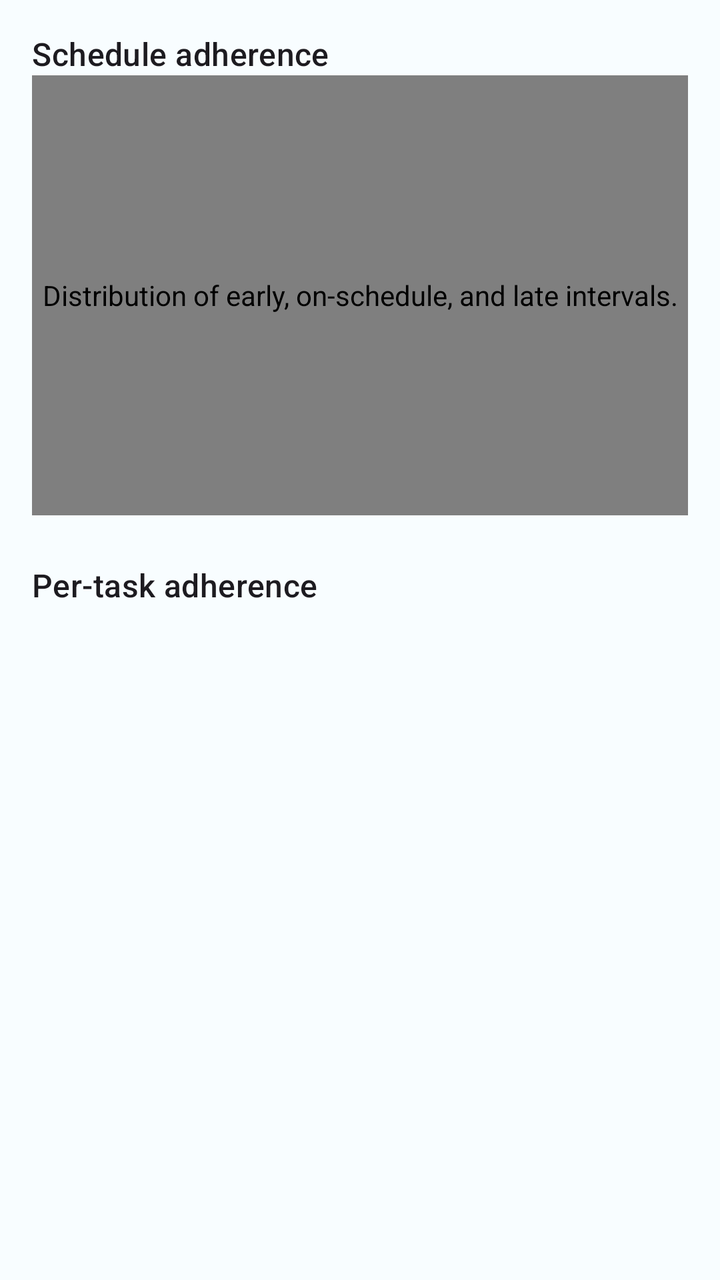
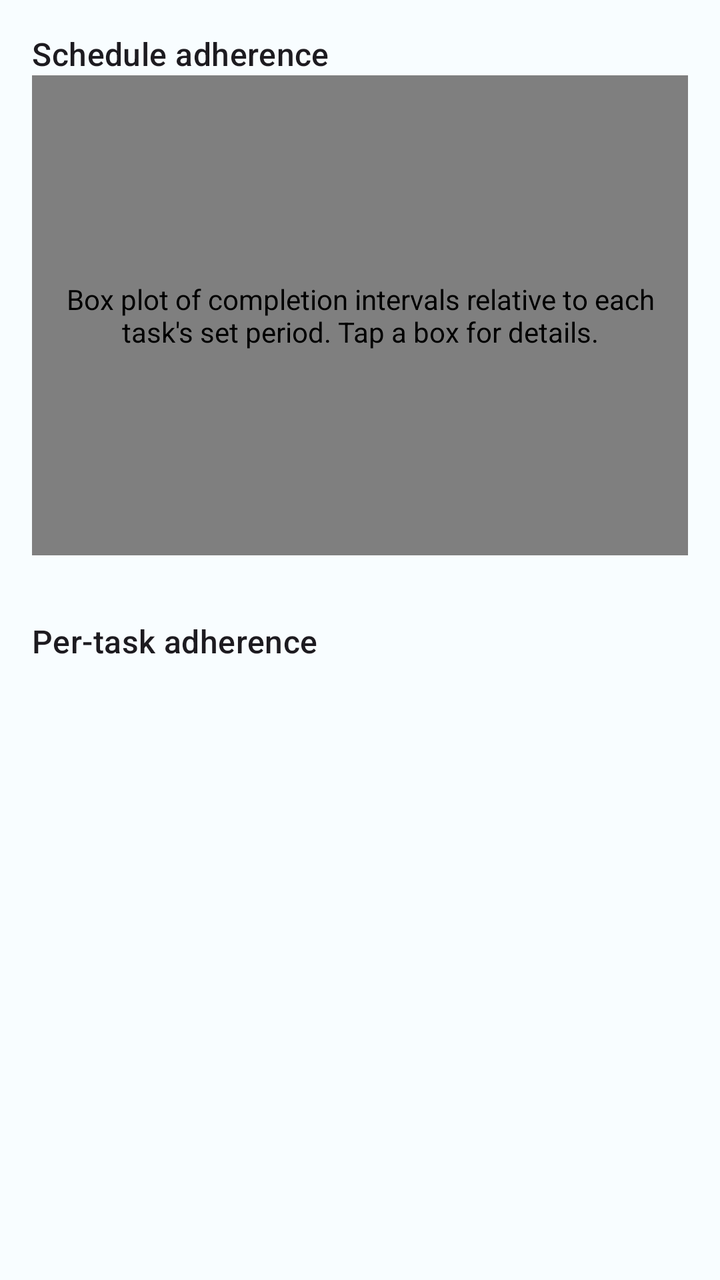

Compare the two renders of this Android layout. The source of the first and the diff that turns it into the second are given below.
<!-- AndroidManifest.xml: application theme Theme.Periodic -->
<!-- res/layout/fragment_analytics_adherence.xml -->
<?xml version="1.0" encoding="utf-8"?>
<androidx.core.widget.NestedScrollView xmlns:android="http://schemas.android.com/apk/res/android"
    xmlns:app="http://schemas.android.com/apk/res-auto"
    android:layout_width="match_parent"
    android:layout_height="match_parent"
    android:clipToPadding="false"
    android:fillViewport="true"
    android:padding="16dp">

    <LinearLayout
        android:layout_width="match_parent"
        android:layout_height="wrap_content"
        android:orientation="vertical">

        <TextView
            android:id="@+id/adherence_summary_title"
            style="@style/TextAppearance.Material3.TitleMedium"
            android:layout_width="wrap_content"
            android:layout_height="wrap_content"
            android:text="@string/analytics_adherence_distribution" />

        <com.patrykandpatrick.vico.views.cartesian.CartesianChartView
            android:id="@+id/adherence_summary_chart"
            android:layout_width="match_parent"
            android:layout_height="220dp"
            android:contentDescription="@string/analytics_adherence_chart_description"
            app:chartStyle="@style/AnalyticsColumnChartFit" />

        <TextView
            android:id="@+id/adherence_list_title"
            style="@style/TextAppearance.Material3.TitleMedium"
            android:layout_width="wrap_content"
            android:layout_height="wrap_content"
            android:layout_marginTop="24dp"
            android:text="@string/analytics_adherence_by_task" />

        <LinearLayout
            android:id="@+id/adherence_list"
            android:layout_width="match_parent"
            android:layout_height="wrap_content"
            android:orientation="vertical" />

        <TextView
            android:id="@+id/adherence_empty"
            style="@style/TextAppearance.Material3.BodyMedium"
            android:layout_width="match_parent"
            android:layout_height="wrap_content"
            android:layout_marginTop="8dp"
            android:text="@string/analytics_adherence_empty"
            android:textColor="?attr/colorOnSurfaceVariant"
            android:visibility="gone" />
    </LinearLayout>
</androidx.core.widget.NestedScrollView>
<!-- resources referenced by this layout -->
<resources>
  <string name="analytics_adherence_by_task">Per-task adherence</string>
  <string name="analytics_adherence_chart_description">Distribution of early, on-schedule, and late intervals.</string>
  <string name="analytics_adherence_distribution">Schedule adherence</string>
  <string name="analytics_adherence_empty">No tasks with enough completion history to calculate adherence.</string>
  <style name="AnalyticsColumnChartFit" parent="AnalyticsColumnChart">
          <item name="scrollEnabled">false</item>
          <item name="zoomEnabled">false</item>
          <item name="columnLayerStyle">@style/AnalyticsColumnLayerFit</item>
      </style>
  <style name="AnalyticsColumnChart">
          <item name="layers">column</item>
          <item name="showStartAxis">true</item>
          <item name="showBottomAxis">true</item>
          <item name="columnLayerStyle">@style/AnalyticsColumnLayer</item>
      </style>
  <style name="AnalyticsColumnLayerFit">
          <item name="column1Style">@style/AnalyticsAdherenceColumn</item>
          <item name="columnCollectionSpacing">8dp</item>
      </style>
  <color name="md_theme_light_primary">#22606F</color>
  <color name="md_theme_light_onPrimary">#FFFFFF</color>
  <color name="md_theme_light_primaryContainer">#BCE9F7</color>
  <color name="md_theme_light_onPrimaryContainer">#001F26</color>
  <color name="md_theme_light_secondary">#4D6269</color>
  <color name="md_theme_light_onSecondary">#FFFFFF</color>
  <color name="md_theme_light_secondaryContainer">#D0E7F0</color>
  <color name="md_theme_light_onSecondaryContainer">#081E24</color>
  <color name="md_theme_light_tertiary">#5D5C7E</color>
  <color name="md_theme_light_onTertiary">#FFFFFF</color>
  <color name="md_theme_light_tertiaryContainer">#E3DFF9</color>
  <color name="md_theme_light_onTertiaryContainer">#1A1937</color>
  <color name="md_theme_light_error">#BA1A1A</color>
  <color name="md_theme_light_onError">#FFFFFF</color>
  <color name="md_theme_light_errorContainer">#FFDAD6</color>
  <color name="md_theme_light_onErrorContainer">#410002</color>
  <color name="md_theme_light_background">#F8FDFF</color>
  <color name="md_theme_light_onBackground">#001F26</color>
  <color name="md_theme_light_surface">#F8FDFF</color>
  <color name="md_theme_light_onSurface">#001F26</color>
  <color name="md_theme_light_surfaceVariant">#DBE4E7</color>
  <color name="md_theme_light_onSurfaceVariant">#40484B</color>
  <color name="md_theme_light_outline">#70787C</color>
  <color name="md_theme_light_outlineVariant">#BFC8CB</color>
  <color name="md_theme_light_inverseSurface">#00363F</color>
  <color name="md_theme_light_inverseOnSurface">#E3F4FB</color>
  <color name="md_theme_light_inversePrimary">#86D1E3</color>
  <style name="ThemeOverlay.Periodic.AlertDialog" parent="ThemeOverlay.Material3.MaterialAlertDialog">
          <item name="android:background">?attr/colorSurface</item>
  
          <item name="colorSurfaceContainerHigh">?attr/colorSurface</item>
  
          <item name="buttonBarPositiveButtonStyle">@style/Widget.Material3.Button.TextButton.Dialog</item>
          <item name="buttonBarNegativeButtonStyle">@style/Widget.Material3.Button.TextButton.Dialog</item>
          <item name="buttonBarNeutralButtonStyle">@style/Widget.Material3.Button.TextButton.Dialog</item>
      </style>
  <style name="AnalyticsColumnLayer">
          <item name="column1Style">@style/AnalyticsAdherenceColumn</item>
          <item name="columnCollectionSpacing">20dp</item>
      </style>
  <style name="AnalyticsAdherenceColumn">
          <item name="android:color">?attr/colorTertiary</item>
      </style>
  <!-- unchanged entries left out for length: 1 -->
</resources>

<!-- the commit's change to res/layout/fragment_analytics_adherence.xml (unified diff, before → after) -->
@@ -22,9 +22,26 @@
         <com.patrykandpatrick.vico.views.cartesian.CartesianChartView
             android:id="@+id/adherence_summary_chart"
             android:layout_width="match_parent"
-            android:layout_height="220dp"
+            android:layout_height="240dp"
             android:contentDescription="@string/analytics_adherence_chart_description"
-            app:chartStyle="@style/AnalyticsColumnChartFit" />
+            app:chartStyle="@style/AnalyticsCandlestickChart" />
+
+        <TextView
+            android:id="@+id/adherence_box_empty"
+            style="@style/TextAppearance.Material3.BodyMedium"
+            android:layout_width="match_parent"
+            android:layout_height="wrap_content"
+            android:layout_marginTop="8dp"
+            android:text="@string/analytics_adherence_box_empty"
+            android:textColor="?attr/colorOnSurfaceVariant"
+            android:visibility="gone" />
+
+        <LinearLayout
+            android:id="@+id/adherence_box_legend"
+            android:layout_width="match_parent"
+            android:layout_height="wrap_content"
+            android:layout_marginTop="8dp"
+            android:orientation="vertical" />
 
         <TextView
             android:id="@+id/adherence_list_title"
<!-- resource entries referenced after the edit -->
@@ -1,23 +1,16 @@
 <!-- resources referenced by this layout -->
 <resources>
+  <string name="analytics_adherence_box_empty">Need at least 4 completion intervals per task to show the box plot.</string>
   <string name="analytics_adherence_by_task">Per-task adherence</string>
-  <string name="analytics_adherence_chart_description">Distribution of early, on-schedule, and late intervals.</string>
+  <string name="analytics_adherence_chart_description">Box plot of completion intervals relative to each task\'s set period. Tap a box for details.</string>
   <string name="analytics_adherence_distribution">Schedule adherence</string>
   <string name="analytics_adherence_empty">No tasks with enough completion history to calculate adherence.</string>
-  <style name="AnalyticsColumnChartFit" parent="AnalyticsColumnChart">
-          <item name="scrollEnabled">false</item>
-          <item name="zoomEnabled">false</item>
-          <item name="columnLayerStyle">@style/AnalyticsColumnLayerFit</item>
-      </style>
-  <style name="AnalyticsColumnChart">
-          <item name="layers">column</item>
+  <style name="AnalyticsCandlestickChart">
+          <item name="layers">candlestick</item>
           <item name="showStartAxis">true</item>
           <item name="showBottomAxis">true</item>
-          <item name="columnLayerStyle">@style/AnalyticsColumnLayer</item>
-      </style>
-  <style name="AnalyticsColumnLayerFit">
-          <item name="column1Style">@style/AnalyticsAdherenceColumn</item>
-          <item name="columnCollectionSpacing">8dp</item>
+          <item name="scrollEnabled">true</item>
+          <item name="zoomEnabled">true</item>
       </style>
   <color name="md_theme_light_primary">#22606F</color>
   <color name="md_theme_light_onPrimary">#FFFFFF</color>
@@ -55,13 +48,6 @@
           <item name="buttonBarNegativeButtonStyle">@style/Widget.Material3.Button.TextButton.Dialog</item>
           <item name="buttonBarNeutralButtonStyle">@style/Widget.Material3.Button.TextButton.Dialog</item>
       </style>
-  <style name="AnalyticsColumnLayer">
-          <item name="column1Style">@style/AnalyticsAdherenceColumn</item>
-          <item name="columnCollectionSpacing">20dp</item>
-      </style>
-  <style name="AnalyticsAdherenceColumn">
-          <item name="android:color">?attr/colorTertiary</item>
-      </style>
   <!-- unchanged entries left out for length: 1 -->
 </resources>
 
